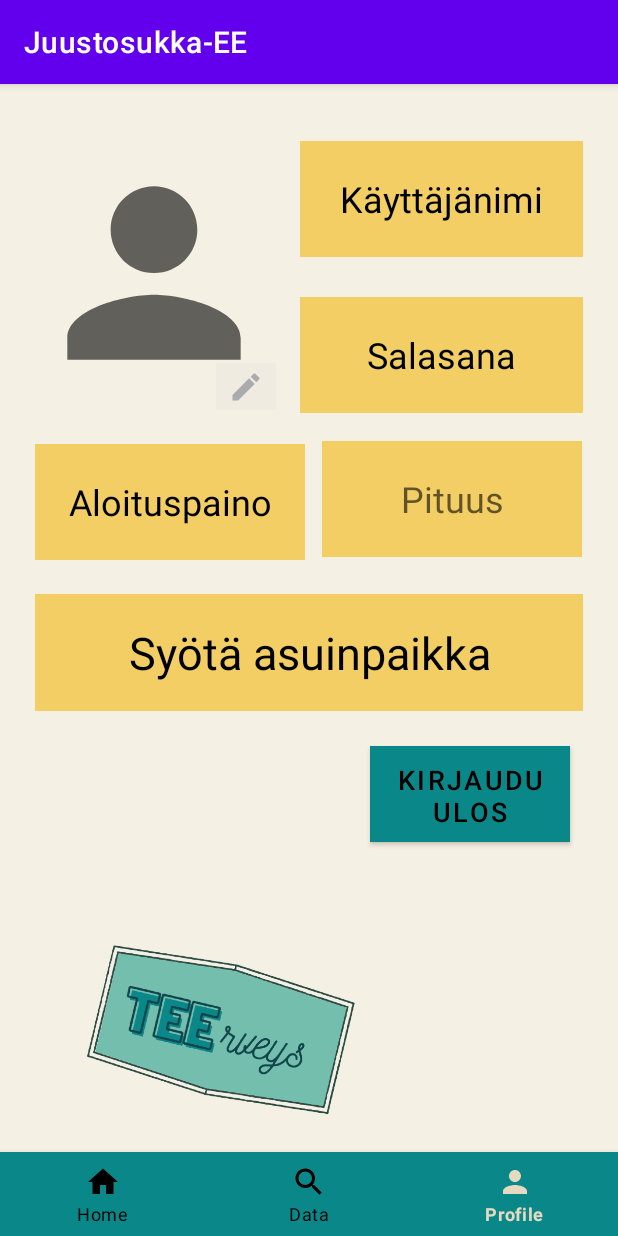
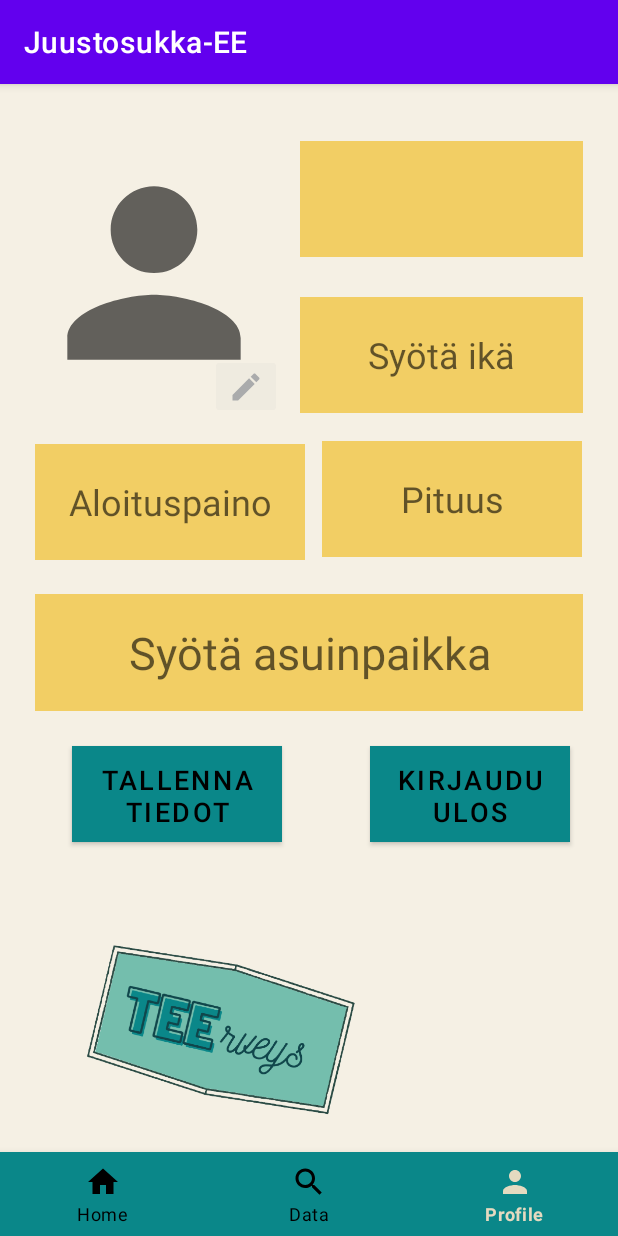
Before and after one commit to pienokainen/Juustosukka-EE, an Android app: the ProfilePage screen opened directly, with no data from a screen before it, on a phone screen of 412 x 824 dp. Run offline under Robolectric (Android 15) with nearby library versions, the phone set to English and light mode, and no system bars; our stand-ins replace Firebase (no records; nobody signed in at launch, a user with empty details on screens opened directly).

```diff
--- a/JuustosukkaEE/app/src/main/java/com/example/juustosukka_ee/ProfilePage.java
+++ b/JuustosukkaEE/app/src/main/java/com/example/juustosukka_ee/ProfilePage.java
@@ -2,6 +2,7 @@ package com.example.juustosukka_ee;
 
 import android.content.Intent;
 import android.os.Bundle;
+import android.util.Log;
 import android.view.MenuItem;
 import android.view.View;
 import android.widget.Button;
@@ -12,11 +13,15 @@ import androidx.annotation.NonNull;
 import androidx.appcompat.app.AppCompatActivity;
 
 import com.google.android.material.bottomnavigation.BottomNavigationView;
+import com.google.firebase.auth.FirebaseAuth;
+
+import static android.content.ContentValues.TAG;
 
 public class ProfilePage extends AppCompatActivity {
-    TextView textField;
-    EditText editText;
-    Button log_out;
+    TextView textField, username;
+    EditText editText, password,agefield, weight_pp, height_pp,hometown_pp;
+    Button log_out, save;
+    private FirebaseAuth mAuth;
 
     @Override
     protected void onCreate(Bundle savedInstanceState) {
@@ -27,12 +32,19 @@ public class ProfilePage extends AppCompatActivity {
         bottomNavigationView.setSelectedItemId(R.id.profile);
 
         log_out = (Button) findViewById(R.id.logout_button);
-
+        username = findViewById(R.id.username_profilepage);
+        agefield = findViewById(R.id.age_pp);
+        save = findViewById(R.id.save_button);
+        weight_pp = findViewById(R.id.start_weight);
+        height_pp = findViewById(R.id.height);
+        hometown_pp = findViewById(R.id.home_town);
         /*EditText editWeight = findViewById(R.id.start_weight);
         EditText editHeight = findViewById(R.id.height);
 
         TextView editWeight = findViewById(R.id.height);*/
-
+        mAuth = FirebaseAuth.getInstance();
+        System.out.println(mAuth.getCurrentUser().getEmail());
+        username.setText(mAuth.getCurrentUser().getEmail());
         bottomNavigationView.setOnNavigationItemSelectedListener(new BottomNavigationView.OnNavigationItemSelectedListener() {
             @Override
             public boolean onNavigationItemSelected(@NonNull MenuItem item) {
@@ -59,6 +71,14 @@ public class ProfilePage extends AppCompatActivity {
         Intent intent = new Intent(this, LogInPage.class);
         startActivity(intent);
     }
+    public void save_info(View v){
+        String age = agefield.getText().toString();
+        String weight = weight_pp.getText().toString();
+        String height = height_pp.getText().toString();
+        String hometown = hometown_pp.getText().toString();
 
+        Log.d(TAG, "UserInformationUpdate:success"+ "   AGE: "+age+ "   WEIGHT: "+weight +"   HEIGHT: "+height+ "   HOMETOWN: "+hometown);
+
+    }
 
 }
--- a/JuustosukkaEE/app/src/main/res/layout/activity_loginpage.xml
+++ b/JuustosukkaEE/app/src/main/res/layout/activity_loginpage.xml
@@ -45,6 +45,7 @@
             android:backgroundTint="@color/yellow_700"
             android:gravity="center_horizontal"
             android:hint="@string/useraname_hint"
+            android:inputType="textEmailAddress"
             android:textSize="18sp" />
     </com.google.android.material.textfield.TextInputLayout>
 
@@ -70,6 +71,7 @@
             android:backgroundTint="@color/yellow_200"
             android:gravity="center_horizontal"
             android:hint="@string/password_hint"
+            android:inputType="textPassword"
             android:textSize="18sp"
             tools:layout_editor_absoluteX="73dp"
             tools:layout_editor_absoluteY="577dp" />
--- a/JuustosukkaEE/app/src/main/res/layout/activity_newuserpage.xml
+++ b/JuustosukkaEE/app/src/main/res/layout/activity_newuserpage.xml
@@ -67,6 +67,7 @@
             android:backgroundTint="@color/yellow_700"
             android:gravity="center_horizontal"
             android:hint="@string/useraname_hint"
+            android:inputType="textEmailAddress"
             android:textSize="18sp" />
     </com.google.android.material.textfield.TextInputLayout>
 
@@ -86,6 +87,7 @@
             android:backgroundTint="@color/yellow_200"
             android:gravity="center_horizontal"
             android:hint="@string/password_hint"
+            android:inputType="textPassword"
             android:textSize="18sp" />
     </com.google.android.material.textfield.TextInputLayout>
 
@@ -107,6 +109,7 @@
             android:backgroundTint="@color/yellow_200"
             android:gravity="center_horizontal"
             android:hint="@string/password_again_hint"
+            android:inputType="textPassword"
             android:textSize="18sp" />
     </com.google.android.material.textfield.TextInputLayout>
 
--- a/JuustosukkaEE/app/src/main/res/layout/activity_profilepage.xml
+++ b/JuustosukkaEE/app/src/main/res/layout/activity_profilepage.xml
@@ -22,8 +22,8 @@
         android:background="#F1EAEA"
         android:backgroundTint="@color/yellow_700"
         android:gravity="center_horizontal|fill_vertical"
+        android:hint="@string/home_town"
         android:inputType="text"
-        android:text="@string/home_town"
         android:textAlignment="center"
         android:textColor="@color/black"
         android:textSize="30sp" />
@@ -66,15 +66,15 @@
         android:layout_marginTop="238dp"
         android:layout_marginEnd="24dp"
         android:layout_toEndOf="@+id/start_weight"
+        android:autofillHints=""
         android:background="#F1EAEA"
         android:backgroundTint="@color/yellow_700"
         android:gravity="center|center_horizontal|fill_vertical"
         android:hint="@string/height"
-        android:inputType="number"
+        android:inputType="text"
         android:textAlignment="center"
         android:textColor="@color/black"
-        android:textSize="24sp"
-        android:autofillHints="" />
+        android:textSize="24sp" />
 
     <EditText
         android:id="@+id/start_weight"
@@ -84,19 +84,18 @@
         android:layout_alignParentTop="true"
         android:layout_marginStart="23dp"
         android:layout_marginTop="240dp"
+        android:autofillHints=""
         android:background="#F1EAEA"
         android:backgroundTint="@color/yellow_700"
         android:gravity="center_horizontal|fill_vertical"
         android:hint="@string/start_weight"
-        android:inputType="number"
-        android:text="@string/start_weight"
+        android:inputType="text"
         android:textAlignment="center"
         android:textColor="@color/black"
-        android:textSize="24sp"
-        android:autofillHints="" />
+        android:textSize="24sp" />
 
-    <TextView
-        android:id="@+id/password_profilepage"
+    <EditText
+        android:id="@+id/age_pp"
         android:layout_width="180dp"
         android:layout_height="77dp"
         android:layout_alignParentStart="true"
@@ -108,7 +107,7 @@
         android:background="#FFFFFF"
         android:backgroundTint="@color/yellow_700"
         android:gravity="center_horizontal|fill_vertical"
-        android:text="@string/password_pp"
+        android:hint="@string/age_hint"
         android:textAlignment="center"
         android:textColor="@color/black"
         android:textSize="24sp" />
@@ -150,6 +149,21 @@
         android:textSize="18sp"
         app:backgroundTint="@color/teal_700" />
 
+    <Button
+        android:id="@+id/save_button"
+        android:layout_width="140dp"
+        android:layout_height="64dp"
+        android:layout_below="@+id/home_town"
+        android:layout_alignParentEnd="true"
+        android:layout_marginTop="23dp"
+        android:layout_marginEnd="224dp"
+        android:background="@color/yellow_700"
+        android:onClick="save_info"
+        android:text="@string/save_button"
+        android:textColor="@color/black"
+        android:textSize="18sp"
+        app:backgroundTint="@color/teal_700" />
+
     <ImageButton
         android:id="@+id/changepic"
         android:layout_width="wrap_content"
--- a/JuustosukkaEE/app/src/main/res/values/strings.xml
+++ b/JuustosukkaEE/app/src/main/res/values/strings.xml
@@ -10,7 +10,7 @@
     <string name="password_again_hint">Salasana uudestaan</string>
     <string name="create_account">Luo tili</string>
     <string name="username_pp">Käyttäjänimi</string>
-    <string name="password_pp">Salasana</string>
+    <string name="age_hint">Syötä ikä</string>
     <string name="home_town">Syötä asuinpaikka</string>
     <string name="start_weight">Aloituspaino</string>
     <string name="height">Pituus</string>
@@ -21,4 +21,5 @@
     <string name="temperatureText">°C</string>
     <string name="cityText">Kaupunki</string>
     <string name="weatherStatinText">Sääasema</string>
+    <string name="save_button">Tallenna tiedot</string>
 </resources>
```
Also changed, not shown: JuustosukkaEE/app/src/main/java/com/example/juustosukka_ee/NewUserPage.java (+24 -5 lines).
